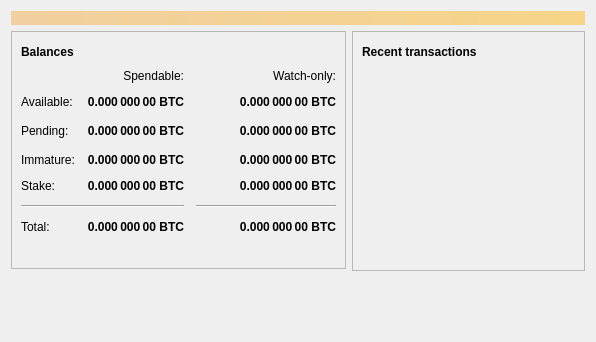
Above: src/qt/forms/overviewpage.ui from SaltineChips/Rubix-V3.0.0.0 before the change. Below: the same form after it.
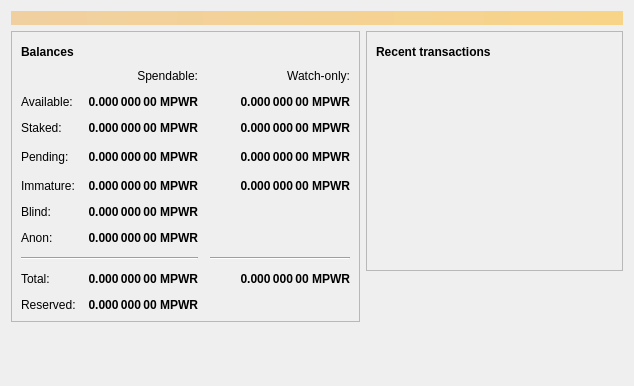
That is the form after the change. Icons and pictures are not drawn.

What changed in the file:
```diff
--- a/src/qt/forms/overviewpage.ui
+++ b/src/qt/forms/overviewpage.ui
@@ -6,8 +6,8 @@
    <rect>
     <x>0</x>
     <y>0</y>
-    <width>596</width>
-    <height>342</height>
+    <width>634</width>
+    <height>386</height>
    </rect>
   </property>
   <property name="windowTitle">
@@ -114,7 +114,120 @@
             <property name="spacing">
              <number>12</number>
             </property>
+            <item row="2" column="1">
+             <widget class="QLabel" name="labelStaked">
+              <property name="font">
+               <font>
+                <weight>75</weight>
+                <bold>true</bold>
+               </font>
+              </property>
+              <property name="cursor">
+               <cursorShape>IBeamCursor</cursorShape>
+              </property>
+              <property name="toolTip">
+               <string>Your current staked balance</string>
+              </property>
+              <property name="text">
+               <string notr="true">0.000 000 00 MPWR</string>
+              </property>
+              <property name="alignment">
+               <set>Qt::AlignRight|Qt::AlignTrailing|Qt::AlignVCenter</set>
+              </property>
+              <property name="textInteractionFlags">
+               <set>Qt::LinksAccessibleByMouse|Qt::TextSelectableByKeyboard|Qt::TextSelectableByMouse</set>
+              </property>
+             </widget>
+            </item>
             <item row="2" column="2">
+             <widget class="QLabel" name="labelWatchStaked">
+              <property name="font">
+               <font>
+                <weight>75</weight>
+                <bold>true</bold>
+               </font>
+              </property>
+              <property name="cursor">
+               <cursorShape>IBeamCursor</cursorShape>
+              </property>
+              <property name="toolTip">
+               <string>Your current watch-only staked balance</string>
+              </property>
+              <property name="text">
+               <string notr="true">0.000 000 00 MPWR</string>
+              </property>
+              <property name="alignment">
+               <set>Qt::AlignRight|Qt::AlignTrailing|Qt::AlignVCenter</set>
+              </property>
+              <property name="textInteractionFlags">
+               <set>Qt::LinksAccessibleByMouse|Qt::TextSelectableByKeyboard|Qt::TextSelectableByMouse</set>
+              </property>
+             </widget>
+            </item>
+            <item row="4" column="2">
+             <widget class="QLabel" name="labelWatchImmature">
+              <property name="font">
+               <font>
+                <weight>75</weight>
+                <bold>true</bold>
+               </font>
+              </property>
+              <property name="cursor">
+               <cursorShape>IBeamCursor</cursorShape>
+              </property>
+              <property name="toolTip">
+               <string>Mined balance in watch-only addresses that has not yet matured</string>
+              </property>
+              <property name="text">
+               <string notr="true">0.000 000 00 MPWR</string>
+              </property>
+              <property name="alignment">
+               <set>Qt::AlignRight|Qt::AlignTrailing|Qt::AlignVCenter</set>
+              </property>
+              <property name="textInteractionFlags">
+               <set>Qt::LinksAccessibleByMouse|Qt::TextSelectableByKeyboard|Qt::TextSelectableByMouse</set>
+              </property>
+             </widget>
+            </item>
+            <item row="3" column="3">
+             <spacer name="horizontalSpacer_2">
+              <property name="orientation">
+               <enum>Qt::Horizontal</enum>
+              </property>
+              <property name="sizeHint" stdset="0">
+               <size>
+                <width>40</width>
+                <height>20</height>
+               </size>
+              </property>
+             </spacer>
+            </item>
+            <item row="4" column="1">
+             <widget class="QLabel" name="labelImmature">
+              <property name="font">
+               <font>
+                <weight>75</weight>
+                <bold>true</bold>
+               </font>
+              </property>
+              <property name="cursor">
+               <cursorShape>IBeamCursor</cursorShape>
+              </property>
+              <property name="toolTip">
+               <string>Mined balance that has not yet matured</string>
+              </property>
+              <property name="text">
+               <string notr="true">0.000 000 00 MPWR</string>
+              </property>
+              <property name="alignment">
+               <set>Qt::AlignRight|Qt::AlignTrailing|Qt::AlignVCenter</set>
+              </property>
+              <property name="textInteractionFlags">
+               <set>Qt::LinksAccessibleByMouse|Qt::TextSelectableByKeyboard|Qt::TextSelectableByMouse</set>
+              </property>
+             </widget>
+            </item>
+            <item row="3" column="2">
              <widget class="QLabel" name="labelWatchPending">
               <property name="font">
                <font>
@@ -129,7 +242,7 @@
                <string>Unconfirmed transactions to watch-only addresses</string>
               </property>
               <property name="text">
-               <string notr="true">0.000 000 00 BTC</string>
+               <string notr="true">0.000 000 00 MPWR</string>
               </property>
               <property name="alignment">
                <set>Qt::AlignRight|Qt::AlignTrailing|Qt::AlignVCenter</set>
@@ -139,7 +252,7 @@
               </property>
              </widget>
             </item>
-            <item row="2" column="1">
+            <item row="3" column="1">
              <widget class="QLabel" name="labelUnconfirmed">
               <property name="font">
                <font>
@@ -154,7 +267,7 @@
                <string>Total of transactions that have yet to be confirmed, and do not yet count toward the spendable balance</string>
               </property>
               <property name="text">
-               <string notr="true">0.000 000 00 BTC</string>
+               <string notr="true">0.000 000 00 MPWR</string>
               </property>
               <property name="alignment">
                <set>Qt::AlignRight|Qt::AlignTrailing|Qt::AlignVCenter</set>
@@ -164,39 +277,14 @@
               </property>
              </widget>
             </item>
-            <item row="3" column="2">
-             <widget class="QLabel" name="labelWatchImmature">
-              <property name="font">
-               <font>
-                <weight>75</weight>
-                <bold>true</bold>
-               </font>
-              </property>
-              <property name="cursor">
-               <cursorShape>IBeamCursor</cursorShape>
-              </property>
-              <property name="toolTip">
-               <string>Mined balance in watch-only addresses that has not yet matured</string>
-              </property>
+            <item row="2" column="0">
+             <widget class="QLabel" name="labelStakedText">
               <property name="text">
-               <string notr="true">0.000 000 00 BTC</string>
+               <string>Staked:</string>
               </property>
-              <property name="alignment">
-               <set>Qt::AlignRight|Qt::AlignTrailing|Qt::AlignVCenter</set>
-              </property>
-              <property name="textInteractionFlags">
-               <set>Qt::LinksAccessibleByMouse|Qt::TextSelectableByKeyboard|Qt::TextSelectableByMouse</set>
-              </property>
              </widget>
             </item>
-            <item row="5" column="0" colspan="2">
-             <widget class="Line" name="line">
-              <property name="orientation">
-               <enum>Qt::Horizontal</enum>
-              </property>
-             </widget>
-            </item>
-            <item row="5" column="2">
+            <item row="7" column="2">
              <widget class="Line" name="lineWatchBalance">
               <property name="sizePolicy">
                <sizepolicy hsizetype="Preferred" vsizetype="Fixed">
@@ -215,59 +303,39 @@
               </property>
              </widget>
             </item>
-            <item row="6" column="0">
+            <item row="8" column="2">
+             <widget class="QLabel" name="labelWatchTotal">
+              <property name="font">
+               <font>
+                <weight>75</weight>
+                <bold>true</bold>
+               </font>
+              </property>
+              <property name="cursor">
+               <cursorShape>IBeamCursor</cursorShape>
+              </property>
+              <property name="toolTip">
+               <string>Current total balance in watch-only addresses</string>
+              </property>
+              <property name="text">
+               <string notr="true">0.000 000 00 MPWR</string>
+              </property>
+              <property name="alignment">
+               <set>Qt::AlignRight|Qt::AlignTrailing|Qt::AlignVCenter</set>
+              </property>
+              <property name="textInteractionFlags">
+               <set>Qt::LinksAccessibleByMouse|Qt::TextSelectableByKeyboard|Qt::TextSelectableByMouse</set>
+              </property>
+             </widget>
+            </item>
+            <item row="8" column="0">
              <widget class="QLabel" name="labelTotalText">
               <property name="text">
                <string>Total:</string>
               </property>
              </widget>
             </item>
-            <item row="3" column="1">
-             <widget class="QLabel" name="labelImmature">
-              <property name="font">
-               <font>
-                <weight>75</weight>
-                <bold>true</bold>
-               </font>
-              </property>
-              <property name="cursor">
-               <cursorShape>IBeamCursor</cursorShape>
-              </property>
-              <property name="toolTip">
-               <string>Mined balance that has not yet matured</string>
-              </property>
-              <property name="text">
-               <string notr="true">0.000 000 00 BTC</string>
-              </property>
-              <property name="alignment">
-               <set>Qt::AlignRight|Qt::AlignTrailing|Qt::AlignVCenter</set>
-              </property>
-              <property name="textInteractionFlags">
-               <set>Qt::LinksAccessibleByMouse|Qt::TextSelectableByKeyboard|Qt::TextSelectableByMouse</set>
-              </property>
-             </widget>
-            </item>
-            <item row="2" column="3">
-             <spacer name="horizontalSpacer_2">
-              <property name="orientation">
-               <enum>Qt::Horizontal</enum>
-              </property>
-              <property name="sizeHint" stdset="0">
-               <size>
-                <width>40</width>
-                <height>20</height>
-               </size>
-              </property>
-             </spacer>
-            </item>
-            <item row="3" column="0">
-             <widget class="QLabel" name="labelImmatureText">
-              <property name="text">
-               <string>Immature:</string>
-              </property>
-             </widget>
-            </item>
-            <item row="6" column="1">
+            <item row="8" column="1">
              <widget class="QLabel" name="labelTotal">
               <property name="font">
                <font>
@@ -282,32 +350,7 @@
                <string>Your current total balance</string>
               </property>
               <property name="text">
-               <string notr="true">0.000 000 00 BTC</string>
-              </property>
-              <property name="alignment">
-               <set>Qt::AlignRight|Qt::AlignTrailing|Qt::AlignVCenter</set>
-              </property>
-              <property name="textInteractionFlags">
-               <set>Qt::LinksAccessibleByMouse|Qt::TextSelectableByKeyboard|Qt::TextSelectableByMouse</set>
-              </property>
-             </widget>
-            </item>
-            <item row="6" column="2">
-             <widget class="QLabel" name="labelWatchTotal">
-              <property name="font">
-               <font>
-                <weight>75</weight>
-                <bold>true</bold>
-               </font>
-              </property>
-              <property name="cursor">
-               <cursorShape>IBeamCursor</cursorShape>
-              </property>
-              <property name="toolTip">
-               <string>Current total balance in watch-only addresses</string>
-              </property>
-              <property name="text">
-               <string notr="true">0.000 000 00 BTC</string>
+               <string notr="true">0.000 000 00 MPWR</string>
               </property>
               <property name="alignment">
                <set>Qt::AlignRight|Qt::AlignTrailing|Qt::AlignVCenter</set>
@@ -327,6 +370,13 @@
               </property>
              </widget>
             </item>
+            <item row="7" column="0" colspan="2">
+             <widget class="Line" name="line">
+              <property name="orientation">
+               <enum>Qt::Horizontal</enum>
+              </property>
+             </widget>
+            </item>
             <item row="1" column="0">
              <widget class="QLabel" name="labelBalanceText">
               <property name="text">
@@ -334,28 +384,10 @@
               </property>
              </widget>
             </item>
-            <item row="1" column="1">
-             <widget class="QLabel" name="labelBalance">
-              <property name="font">
-               <font>
-                <weight>75</weight>
-                <bold>true</bold>
-               </font>
-              </property>
-              <property name="cursor">
-               <cursorShape>IBeamCursor</cursorShape>
-              </property>
-              <property name="toolTip">
-               <string>Your current spendable balance</string>
-              </property>
+            <item row="4" column="0">
+             <widget class="QLabel" name="labelImmatureText">
               <property name="text">
-               <string notr="true">0.000 000 00 BTC</string>
-              </property>
-              <property name="alignment">
-               <set>Qt::AlignRight|Qt::AlignTrailing|Qt::AlignVCenter</set>
-              </property>
-              <property name="textInteractionFlags">
-               <set>Qt::LinksAccessibleByMouse|Qt::TextSelectableByKeyboard|Qt::TextSelectableByMouse</set>
+               <string>Immature:</string>
               </property>
              </widget>
             </item>
@@ -374,7 +406,7 @@
                <string>Your current balance in watch-only addresses</string>
               </property>
               <property name="text">
-               <string notr="true">0.000 000 00 BTC</string>
+               <string notr="true">0.000 000 00 MPWR</string>
               </property>
               <property name="alignment">
                <set>Qt::AlignRight|Qt::AlignTrailing|Qt::AlignVCenter</set>
@@ -384,7 +416,7 @@
               </property>
              </widget>
             </item>
-            <item row="2" column="0">
+            <item row="3" column="0">
              <widget class="QLabel" name="labelPendingText">
               <property name="text">
                <string>Pending:</string>
@@ -401,15 +433,15 @@
               </property>
              </widget>
             </item>
-            <item row="4" column="0">
-             <widget class="QLabel" name="labelStakeText">
+            <item row="5" column="0">
+             <widget class="QLabel" name="labelBlindBalanceText">
               <property name="text">
-               <string>Stake:</string>
+               <string>Blind:</string>
               </property>
              </widget>
             </item>
-            <item row="4" column="1">
-             <widget class="QLabel" name="labelStake">
+            <item row="5" column="1">
+             <widget class="QLabel" name="labelBlindBalance">
               <property name="font">
                <font>
                 <weight>75</weight>
@@ -417,7 +449,7 @@
                </font>
               </property>
               <property name="text">
-               <string>0.000 000 00 BTC</string>
+               <string notr="true">0.000 000 00 MPWR</string>
               </property>
               <property name="alignment">
                <set>Qt::AlignRight|Qt::AlignTrailing|Qt::AlignVCenter</set>
@@ -427,8 +459,15 @@
               </property>
              </widget>
             </item>
-            <item row="4" column="2">
-             <widget class="QLabel" name="labelWatchStake">
+            <item row="6" column="0">
+             <widget class="QLabel" name="labelAnonText">
+              <property name="text">
+               <string>Anon:</string>
+              </property>
+             </widget>
+            </item>
+            <item row="6" column="1">
+             <widget class="QLabel" name="labelAnonBalance">
               <property name="font">
                <font>
                 <weight>75</weight>
@@ -436,7 +475,7 @@
                </font>
               </property>
               <property name="text">
-               <string>0.000 000 00 BTC</string>
+               <string notr="true">0.000 000 00 MPWR</string>
               </property>
               <property name="alignment">
                <set>Qt::AlignRight|Qt::AlignTrailing|Qt::AlignVCenter</set>
@@ -446,37 +485,65 @@
               </property>
              </widget>
             </item>
-            <item row="2" column="3">
-             <spacer name="horizontalSpacer_21">
-              <property name="orientation">
-               <enum>Qt::Horizontal</enum>
+            <item row="1" column="1">
+             <widget class="QLabel" name="labelBalance">
+              <property name="font">
+               <font>
+                <weight>75</weight>
+                <bold>true</bold>
+               </font>
               </property>
-              <property name="sizeHint" stdset="0">
-               <size>
-                <width>40</width>
-                <height>20</height>
-               </size>
+              <property name="cursor">
+               <cursorShape>IBeamCursor</cursorShape>
               </property>
-             </spacer>
+              <property name="toolTip">
+               <string>Your current spendable balance</string>
+              </property>
+              <property name="text">
+               <string notr="true">0.000 000 00 MPWR</string>
+              </property>
+              <property name="alignment">
+               <set>Qt::AlignRight|Qt::AlignTrailing|Qt::AlignVCenter</set>
+              </property>
+              <property name="textInteractionFlags">
+               <set>Qt::LinksAccessibleByMouse|Qt::TextSelectableByKeyboard|Qt::TextSelectableByMouse</set>
+              </property>
+             </widget>
+            </item>
+            <item row="9" column="0">
+             <widget class="QLabel" name="labelReservedText">
+              <property name="text">
+               <string>Reserved:</string>
+              </property>
+             </widget>
+            </item>
+            <item row="9" column="1">
+             <widget class="QLabel" name="labelReserved">
+              <property name="font">
+               <font>
+                <weight>75</weight>
+                <bold>true</bold>
+               </font>
+              </property>
+              <property name="cursor">
+               <cursorShape>IBeamCursor</cursorShape>
+              </property>
+              <property name="toolTip">
+               <string>Your current spendable balance</string>
+              </property>
+              <property name="text">
+               <string notr="true">0.000 000 00 MPWR</string>
+              </property>
+              <property name="alignment">
+               <set>Qt::AlignRight|Qt::AlignTrailing|Qt::AlignVCenter</set>
+              </property>
+              <property name="textInteractionFlags">
+               <set>Qt::LinksAccessibleByMouse|Qt::TextSelectableByKeyboard|Qt::TextSelectableByMouse</set>
+              </property>
+             </widget>
             </item>
            </layout>
           </item>
-          <item>
-           <spacer name="verticalSpacer_3">
-            <property name="orientation">
-             <enum>Qt::Vertical</enum>
-            </property>
-            <property name="sizeType">
-             <enum>QSizePolicy::Fixed</enum>
-            </property>
-            <property name="sizeHint" stdset="0">
-             <size>
-              <width>20</width>
-              <height>25</height>
-             </size>
-            </property>
-           </spacer>
-          </item>
          </layout>
         </widget>
        </item>
```
Left out of the diff: 20 changed lines with no effect on the pictures.
